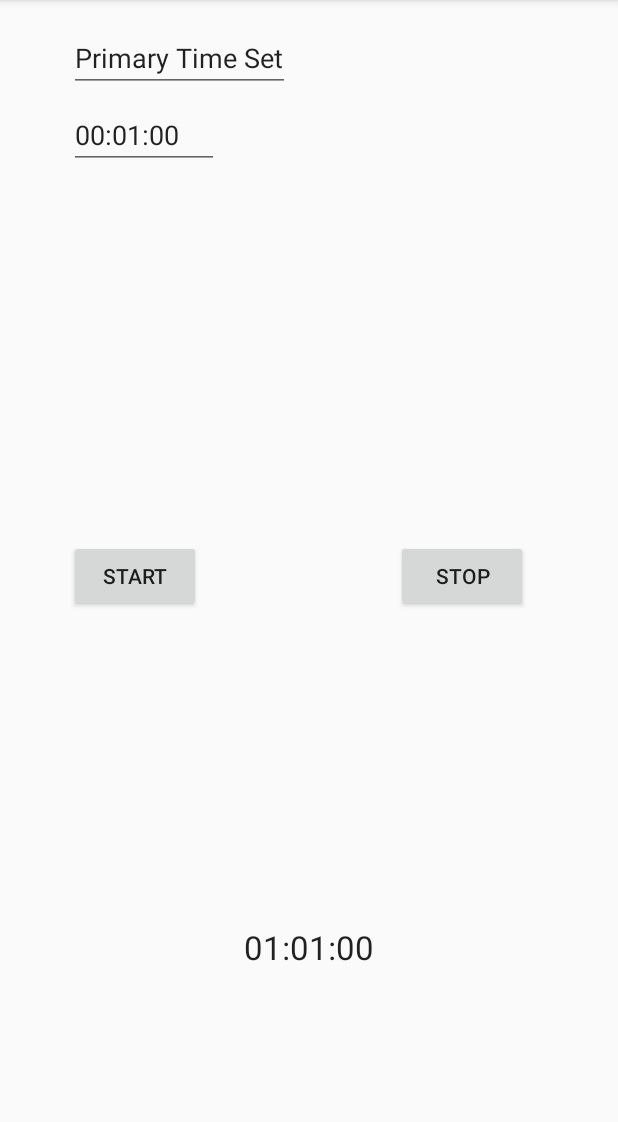
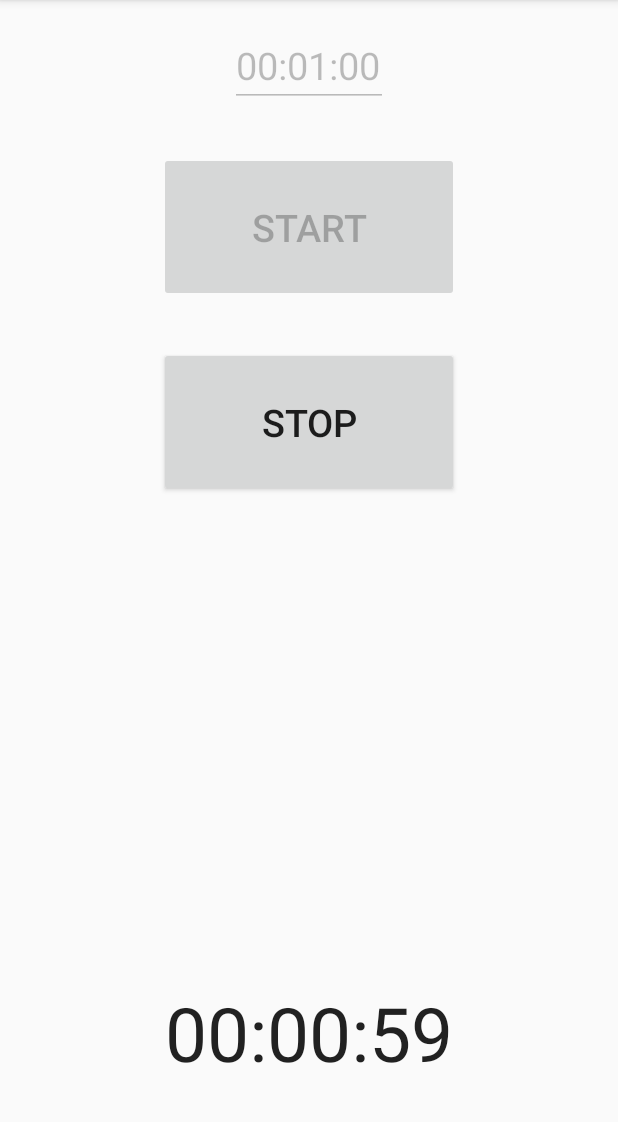
Before and after one commit to grzegul/stoper, an Android app: the screen it shows after launch (MainActivity), after a tap on "START", on a phone screen of 412 x 824 dp, the part 84-1206 px from its top. Run offline under Robolectric (Android 15) with nearby library versions, the light colour scheme and no system bars.

Commit message:
ladnie funkcjonuje, przyzwoite podstawowe zachowania

```diff
--- a/app/src/main/java/io/github/grzegul/stoper/MainActivity.java
+++ b/app/src/main/java/io/github/grzegul/stoper/MainActivity.java
@@ -1,14 +1,10 @@
 package io.github.grzegul.stoper;
 
-import android.annotation.SuppressLint;
-import android.annotation.TargetApi;
 import android.app.Activity;
 import android.media.MediaPlayer;
-import android.os.Build;
 import android.os.CountDownTimer;
 import android.support.v7.app.AppCompatActivity;
 import android.os.Bundle;
-import android.util.Log;
 import android.view.KeyEvent;
 import android.view.View;
 import android.view.inputmethod.EditorInfo;
@@ -16,13 +12,7 @@ import android.view.inputmethod.InputMethodManager;
 import android.widget.Button;
 import android.widget.EditText;
 import android.widget.TextView;
-import android.widget.Toast;
 
-import java.text.DateFormat;
-import java.text.ParseException;
-import java.text.SimpleDateFormat;
-import java.util.Date;
-import java.util.List;
 import java.util.concurrent.TimeUnit;
 
 
@@ -32,29 +22,29 @@ public class MainActivity extends AppCompatActivity {
     private Button btnStart, btnStop;
     private TextView textViewTime;
     private EditText editTextTime;
-    private int godziny = 60*60*1000;
-    private int minuty = 60*1000;
-    private int sekundy = 1000;
-    private int interwal = 1000;
+    private int godziny = 0;
+    private int minuty = 1;
+    private int sekundy = 0;
+    private int interwal = 1;
     private CounterClass timer;
 
     public int getGodziny() {
-        return godziny/(60*60*1000);
+        return godziny;
     }
     public void setGodziny(int godziny) {
-        this.godziny = godziny*60*60*1000;
+        this.godziny = godziny;
     }
     public int getMinuty() {
-        return minuty/(60*1000);
+        return minuty;
     }
     public void setMinuty(int minuty) {
-        this.minuty = minuty*60*1000;
+        this.minuty = minuty;
     }
     public int getSekundy() {
-        return sekundy/1000;
+        return sekundy;
     }
     public void setSekundy(int sekundy) {
-        this.sekundy = sekundy*1000;
+        this.sekundy = sekundy;
     }
     public int getInterwal() {
         return interwal;
@@ -62,7 +52,8 @@ public class MainActivity extends AppCompatActivity {
     public void setInterwal(int interwal) {
         this.interwal = interwal;
     }
-    public void dataRead(EditText editTextTime){
+    //czytanie okna tekstowego i wpisywanie danych na wyjście
+    public void dataReadWrite(EditText editTextTime){
         String s =  editTextTime.getText().toString();
         if((s.contains(":")) && ((s.split(":")).length>3)){
             setSekundy(0);
@@ -82,7 +73,13 @@ public class MainActivity extends AppCompatActivity {
             setMinuty(Integer.valueOf(s));
             setGodziny(0);
         }
-    }   //czytanie okna tekstowego
+        String data = String.format("%02d:%02d:%02d", getGodziny(), getMinuty(), getSekundy());
+        textViewTime.setText(data);
+        editTextTime.setText(data);
+        editTextTime.clearFocus();
+        btnStart.setEnabled(true);
+        btnStop.setEnabled(true);
+    }
 
 
     @Override
@@ -94,6 +91,7 @@ public class MainActivity extends AppCompatActivity {
         btnStop = (Button) findViewById(R.id.btnStop);
         textViewTime = (TextView) findViewById(R.id.textViewTime);
         editTextTime = (EditText) findViewById(R.id.editTextTime);
+        editTextTime.setText(String.format("%02d:%02d:%02d", getGodziny(), getMinuty(), getSekundy()));
         final MediaPlayer mp = MediaPlayer.create(this, R.raw.alarm_short);
 
 
@@ -102,32 +100,37 @@ public class MainActivity extends AppCompatActivity {
             public boolean onEditorAction(TextView v, int actionId, KeyEvent event) {
                 boolean handled = false;
                 if (actionId == EditorInfo.IME_ACTION_DONE) {
-                    dataRead(editTextTime); //moja metoda
-                    textViewTime.setText(getGodziny()+":"+getMinuty()+":"+getSekundy());
-                    editTextTime.setText(getGodziny()+":"+getMinuty()+":"+getSekundy());
+                    dataReadWrite(editTextTime); //moja metoda
                     handled = false;
                 }
                 return handled;
             }
         });
-        //TEN LISTENER ZDAJE SIĘ ANULOWAĆ PRZYCISK STOP
         editTextTime.setOnFocusChangeListener(new View.OnFocusChangeListener() {
             @Override
             public void onFocusChange(View v, boolean hasFocus) {
                 if (v == editTextTime) {
-                    if (!hasFocus) {
+                    if(hasFocus){
+                        btnStart.setEnabled(false);
+                        btnStop.setEnabled(false);
+                        editTextTime.selectAll();
+                    } else if (!hasFocus) {
                         // Close keyboard
-                        ((InputMethodManager) getSystemService(Activity.INPUT_METHOD_SERVICE))
-                                .toggleSoftInput(InputMethodManager.SHOW_IMPLICIT, 0);
+                        ((InputMethodManager) getSystemService(Activity.INPUT_METHOD_SERVICE)).toggleSoftInput(InputMethodManager.SHOW_IMPLICIT, 0);
+                        dataReadWrite(editTextTime); //moja metoda
+
                     }
                 }
+
             }
         });
         btnStart.setOnClickListener(new View.OnClickListener() {
             @Override
             public void onClick(View v) {
-                timer = new CounterClass(getGodziny()*60*60*1000+getMinuty()*60*1000+getSekundy()*1000, getInterwal());
+                timer = new CounterClass(getGodziny()*60*60*1000+getMinuty()*60*1000+getSekundy()*1000, getInterwal()*1000);
                 timer.start();
+                btnStart.setEnabled(false);
+                editTextTime.setEnabled(false);
 //                mp.start();
             }
         });
@@ -135,6 +138,8 @@ public class MainActivity extends AppCompatActivity {
             @Override
             public void onClick(View v) {
                 timer.cancel();
+                btnStart.setEnabled(true);
+                editTextTime.setEnabled(true);
 //                mp.start();
             }
         });
@@ -152,8 +157,6 @@ public class MainActivity extends AppCompatActivity {
             String hms = String.format("%02d:%02d:%02d", TimeUnit.MILLISECONDS.toHours(millis),
                     TimeUnit.MILLISECONDS.toMinutes(millis) - TimeUnit.HOURS.toMinutes(TimeUnit.MILLISECONDS.toHours(millis)),
                     TimeUnit.MILLISECONDS.toSeconds(millis) - TimeUnit.MINUTES.toSeconds(TimeUnit.MILLISECONDS.toMinutes(millis)));
-//            Log.d("debuggowanie", hms);
- //           System.out.println(hms);
             textViewTime.setText(hms);
         }
 
--- a/app/src/main/res/layout/activity_main.xml
+++ b/app/src/main/res/layout/activity_main.xml
@@ -11,57 +11,51 @@
     android:clickable="true"
     android:focusableInTouchMode="true" >
 
-    <TextView
-        android:layout_width="wrap_content"
-        android:layout_height="wrap_content"
-        android:textAppearance="?android:attr/textAppearanceLarge"
-        android:text="hh:mm:ss"
-        android:id="@+id/textViewTime"
-        android:layout_marginBottom="106dp"
-        android:layout_alignParentBottom="true"
-        android:layout_centerHorizontal="true" />
+        <EditText
+            android:layout_width="105dp"
+            android:layout_height="wrap_content"
+            android:inputType="time"
+            android:ems="10"
+            android:id="@+id/editTextTime"
+            android:imeOptions="actionDone"
+            android:selectAllOnFocus="true"
+            android:focusableInTouchMode="true"
+            android:textSize="@dimen/text_size"
+            android:layout_alignParentTop="true"
+            android:layout_centerHorizontal="true" />
 
-    <Button
-        android:layout_width="wrap_content"
-        android:layout_height="wrap_content"
-        android:text="Start"
-        android:id="@+id/btnStart"
-        android:layout_marginStart="30dp"
-        android:layout_centerVertical="true"
-        android:layout_alignParentStart="true" />
+        <Button
+            android:layout_width="@dimen/button_width"
+            android:layout_height="@dimen/button_height"
+            android:text="Start"
+            android:textSize="@dimen/text_size"
+            android:id="@+id/btnStart"
+            android:layout_marginTop="30dp"
+            android:layout_below="@+id/editTextTime"
+            android:layout_alignStart="@+id/btnStop" />
 
-    <Button
-        android:layout_width="wrap_content"
-        android:layout_height="wrap_content"
-        android:text="Stop"
-        android:id="@+id/btnStop"
-        android:layout_marginEnd="44dp"
-        android:layout_alignTop="@+id/btnStart"
-        android:layout_alignParentEnd="true" />
+        <Button
+            android:layout_width="@dimen/button_width"
+            android:layout_height="@dimen/button_height"
+            android:text="Stop"
+            android:textSize="@dimen/text_size"
+            android:id="@+id/btnStop"
+            android:layout_below="@+id/btnStart"
+            android:layout_centerHorizontal="true"
+            android:layout_marginTop="30dp" />
 
-    <EditText
-        android:layout_width="wrap_content"
-        android:layout_height="wrap_content"
-        android:id="@+id/editText"
-        android:text="Primary Time Set"
-        android:selectAllOnFocus="true"
-        android:focusable="false"
-        android:layout_alignParentTop="true"
-        android:layout_alignStart="@+id/editTextTime" />
-
-    <EditText
-        android:layout_width="100dp"
-        android:layout_height="wrap_content"
-        android:inputType="time"
-        android:ems="10"
-        android:text="00:01:00"
-        android:id="@+id/editTextTime"
-        android:imeOptions="actionDone"
-        android:selectAllOnFocus="true"
-        android:layout_marginTop="51dp"
-        android:layout_alignParentTop="true"
-        android:layout_alignStart="@+id/btnStart" />
+        <TextView
+            android:layout_width="wrap_content"
+            android:layout_height="wrap_content"
+            android:textAppearance="?android:attr/textAppearanceLarge"
+            android:text="hh:mm:ss"
+            android:textSize="50dp"
+            android:id="@+id/textViewTime"
+            android:focusable="false"
+            android:layout_alignParentBottom="true"
+            android:layout_centerHorizontal="true"
+            android:layout_marginBottom="30dp"/>
 
 
 
-</RelativeLayout>
+    </RelativeLayout>
--- a/app/src/main/res/values/dimens.xml
+++ b/app/src/main/res/values/dimens.xml
@@ -2,4 +2,8 @@
     <!-- Default screen margins, per the Android Design guidelines. -->
     <dimen name="activity_horizontal_margin">16dp</dimen>
     <dimen name="activity_vertical_margin">16dp</dimen>
+    <dimen name="button_height">100dp</dimen>
+    <dimen name="button_width">200dp</dimen>
+    <dimen name="text_size">25dp</dimen>
+
 </resources>
```
